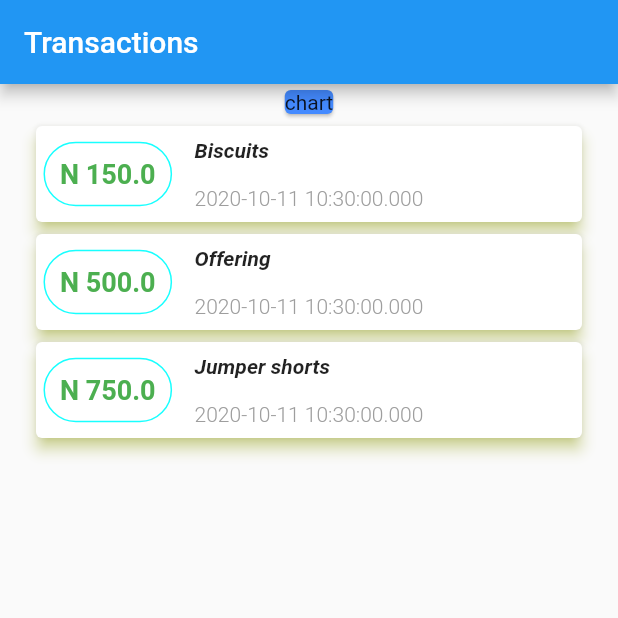
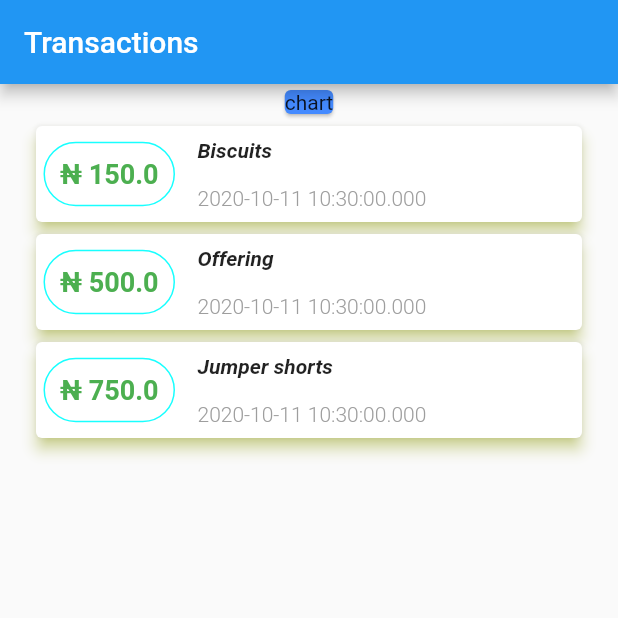
Before and after one commit to cranium44/flutter_tutorial_practice, a Flutter app: the screen it shows after launch, on a phone screen of 412 x 824 dp, the top half of it. Run offline on Flutter 3.47's test engine with Material 2 defaults, Android fonts, the phone set to English and light mode, and no system bars.

Commit message:
added actual currency symbol

```diff
--- a/lib/widgets/transaction_list_item.dart
+++ b/lib/widgets/transaction_list_item.dart
@@ -20,7 +20,7 @@ class TransactionItem extends StatelessWidget {
               margin: EdgeInsets.fromLTRB(5, 5, 15, 5),
               padding: EdgeInsets.all(10),
               child: Text(
-                "N " + transaction.ammount.toString(),
+                "\u20A6 ${transaction.ammount}" ,
                 style: TextStyle(
                   fontSize: 18,
                   fontWeight: FontWeight.bold,
```
